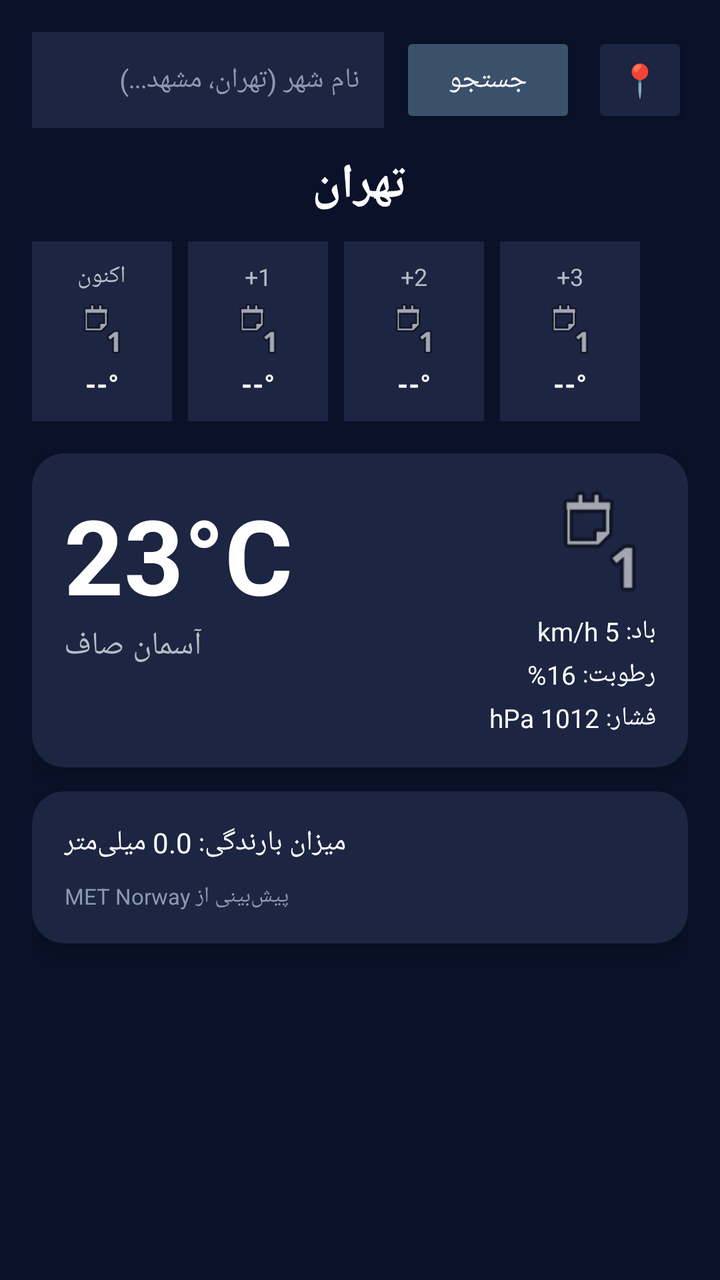
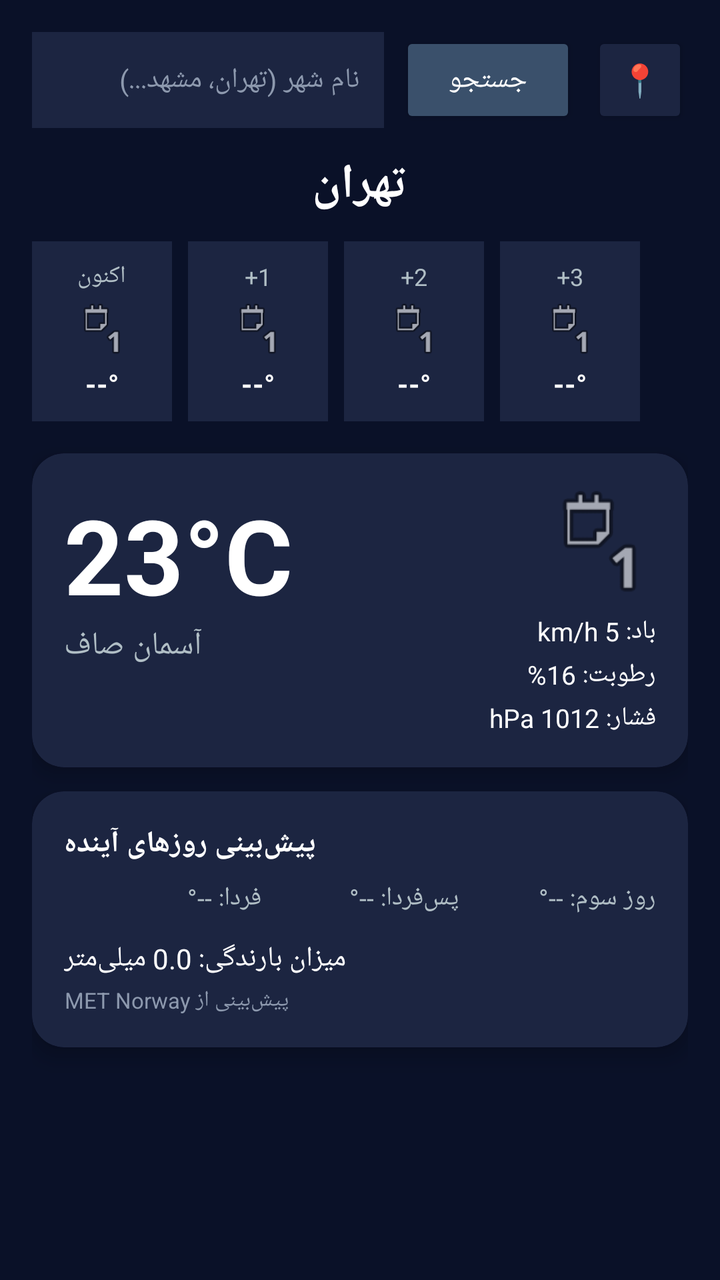

Screens rendered from an Android XML layout before and after an edit, with the pre-edit source and the edit as a unified diff.
<!-- AndroidManifest.xml: application theme Theme.AppCompat.Light.NoActionBar -->
<!-- res/layout/activity_main.xml -->
<?xml version="1.0" encoding="utf-8"?>
<RelativeLayout xmlns:android="http://schemas.android.com/apk/res/android"
    xmlns:app="http://schemas.android.com/apk/res-auto"
    android:id="@+id/rootLayout"
    android:layout_width="match_parent"
    android:layout_height="match_parent"
    android:background="#0A1128"
    android:padding="16dp">

    
    <LinearLayout
        android:id="@+id/searchLayout"
        android:layout_width="match_parent"
        android:layout_height="wrap_content"
        android:orientation="horizontal"
        android:layout_marginBottom="12dp"
        android:gravity="center_vertical">

        <EditText
            android:id="@+id/etSearchCity"
            android:layout_width="0dp"
            android:layout_height="48dp"
            android:layout_weight="1"
            android:background="#1C2541"
            android:hint="نام شهر (تهران، مشهد...)"
            android:textColor="#FFFFFF"
            android:textColorHint="#8D99AE"
            android:paddingHorizontal="12dp"
            android:textSize="14sp" />

        <Button
            android:id="@+id/btnSearch"
            android:layout_width="wrap_content"
            android:layout_height="48dp"
            android:layout_marginStart="8dp"
            android:backgroundTint="#3A506B"
            android:text="جستجو"
            android:textColor="#FFFFFF" />

        <Button
            android:id="@+id/btnGps"
            android:layout_width="48dp"
            android:layout_height="48dp"
            android:layout_marginStart="8dp"
            android:backgroundTint="#1C2541"
            android:text="📍"
            android:textColor="#FFFFFF"
            android:textSize="16sp" />
    </LinearLayout>

    <TextView
        android:id="@+id/tvCityName"
        android:layout_width="wrap_content"
        android:layout_height="wrap_content"
        android:layout_below="@id/searchLayout"
        android:layout_centerHorizontal="true"
        android:text="تهران"
        android:textColor="#FFFFFF"
        android:textSize="24sp"
        android:textStyle="bold" />

    
    <HorizontalScrollView
        android:id="@+id/hourlyScroll"
        android:layout_width="match_parent"
        android:layout_height="wrap_content"
        android:layout_below="@id/tvCityName"
        android:layout_marginTop="12dp"
        android:scrollbars="none">

        <LinearLayout
            android:layout_width="wrap_content"
            android:layout_height="wrap_content"
            android:orientation="horizontal">

            
            <LinearLayout
                android:layout_width="70dp"
                android:layout_height="90dp"
                android:background="#1C2541"
                android:orientation="vertical"
                android:gravity="center"
                android:layout_marginEnd="8dp"
                android:padding="8dp">
                <TextView android:id="@+id/tvHourlyTime1" android:layout_width="wrap_content" android:layout_height="wrap_content" android:text="اکنون" android:textColor="#B0BEC5" android:textSize="12sp"/>
                <ImageView android:id="@+id/ivHourlyIcon1" android:layout_width="28dp" android:layout_height="28dp" android:src="@android:drawable/ic_menu_day" android:layout_marginVertical="4dp"/>
                <TextView android:id="@+id/tvHourlyTemp1" android:layout_width="wrap_content" android:layout_height="wrap_content" android:text="--°" android:textColor="#FFFFFF" android:textSize="14sp" android:textStyle="bold"/>
            </LinearLayout>

            
            <LinearLayout
                android:layout_width="70dp"
                android:layout_height="90dp"
                android:background="#1C2541"
                android:orientation="vertical"
                android:gravity="center"
                android:layout_marginEnd="8dp"
                android:padding="8dp">
                <TextView android:id="@+id/tvHourlyTime2" android:layout_width="wrap_content" android:layout_height="wrap_content" android:text="+1" android:textColor="#B0BEC5" android:textSize="12sp"/>
                <ImageView android:id="@+id/ivHourlyIcon2" android:layout_width="28dp" android:layout_height="28dp" android:src="@android:drawable/ic_menu_day" android:layout_marginVertical="4dp"/>
                <TextView android:id="@+id/tvHourlyTemp2" android:layout_width="wrap_content" android:layout_height="wrap_content" android:text="--°" android:textColor="#FFFFFF" android:textSize="14sp" android:textStyle="bold"/>
            </LinearLayout>

            
            <LinearLayout
                android:layout_width="70dp"
                android:layout_height="90dp"
                android:background="#1C2541"
                android:orientation="vertical"
                android:gravity="center"
                android:layout_marginEnd="8dp"
                android:padding="8dp">
                <TextView android:id="@+id/tvHourlyTime3" android:layout_width="wrap_content" android:layout_height="wrap_content" android:text="+2" android:textColor="#B0BEC5" android:textSize="12sp"/>
                <ImageView android:id="@+id/ivHourlyIcon3" android:layout_width="28dp" android:layout_height="28dp" android:src="@android:drawable/ic_menu_day" android:layout_marginVertical="4dp"/>
                <TextView android:id="@+id/tvHourlyTemp3" android:layout_width="wrap_content" android:layout_height="wrap_content" android:text="--°" android:textColor="#FFFFFF" android:textSize="14sp" android:textStyle="bold"/>
            </LinearLayout>

            
            <LinearLayout
                android:layout_width="70dp"
                android:layout_height="90dp"
                android:background="#1C2541"
                android:orientation="vertical"
                android:gravity="center"
                android:layout_marginEnd="8dp"
                android:padding="8dp">
                <TextView android:id="@+id/tvHourlyTime4" android:layout_width="wrap_content" android:layout_height="wrap_content" android:text="+3" android:textColor="#B0BEC5" android:textSize="12sp"/>
                <ImageView android:id="@+id/ivHourlyIcon4" android:layout_width="28dp" android:layout_height="28dp" android:src="@android:drawable/ic_menu_day" android:layout_marginVertical="4dp"/>
                <TextView android:id="@+id/tvHourlyTemp4" android:layout_width="wrap_content" android:layout_height="wrap_content" android:text="--°" android:textColor="#FFFFFF" android:textSize="14sp" android:textStyle="bold"/>
            </LinearLayout>
        </LinearLayout>
    </HorizontalScrollView>

    
    <androidx.cardview.widget.CardView
        android:id="@+id/cardMain"
        android:layout_width="match_parent"
        android:layout_height="wrap_content"
        android:layout_below="@id/hourlyScroll"
        android:layout_marginTop="16dp"
        app:cardBackgroundColor="#1C2541"
        app:cardCornerRadius="16dp"
        app:cardElevation="6dp">

        <RelativeLayout
            android:layout_width="match_parent"
            android:layout_height="wrap_content"
            android:padding="16dp">

            <TextView
                android:id="@+id/tvTemp"
                android:layout_width="wrap_content"
                android:layout_height="wrap_content"
                android:text="23°C"
                android:textColor="#FFFFFF"
                android:textSize="52sp"
                android:textStyle="bold" />

            <TextView
                android:id="@+id/tvCondition"
                android:layout_width="wrap_content"
                android:layout_height="wrap_content"
                android:layout_below="@id/tvTemp"
                android:text="آسمان صاف"
                android:textColor="#B0BEC5"
                android:textSize="16sp" />

            
            <ImageView
                android:id="@+id/ivMainConditionIcon"
                android:layout_width="56dp"
                android:layout_height="56dp"
                android:layout_alignParentTop="true"
                android:layout_alignParentEnd="true"
                android:src="@android:drawable/ic_menu_day" />

            <LinearLayout
                android:layout_width="wrap_content"
                android:layout_height="wrap_content"
                android:layout_below="@id/ivMainConditionIcon"
                android:layout_alignParentEnd="true"
                android:layout_marginTop="8dp"
                android:gravity="end"
                android:orientation="vertical">

                <TextView
                    android:id="@+id/tvWindSpeed"
                    android:layout_width="wrap_content"
                    android:layout_height="wrap_content"
                    android:text="باد: 5 km/h"
                    android:textColor="#FFFFFF"
                    android:textSize="13sp" />

                <TextView
                    android:id="@+id/tvHumidity"
                    android:layout_width="wrap_content"
                    android:layout_height="wrap_content"
                    android:layout_marginTop="4dp"
                    android:text="رطوبت: 16%"
                    android:textColor="#FFFFFF"
                    android:textSize="13sp" />

                <TextView
                    android:id="@+id/tvPressure"
                    android:layout_width="wrap_content"
                    android:layout_height="wrap_content"
                    android:layout_marginTop="4dp"
                    android:text="فشار: 1012 hPa"
                    android:textColor="#FFFFFF"
                    android:textSize="13sp" />
            </LinearLayout>
        </RelativeLayout>
    </androidx.cardview.widget.CardView>

    
    <androidx.cardview.widget.CardView
        android:layout_width="match_parent"
        android:layout_height="wrap_content"
        android:layout_below="@id/cardMain"
        android:layout_marginTop="12dp"
        app:cardBackgroundColor="#1C2541"
        app:cardCornerRadius="16dp"
        app:cardElevation="6dp">

        <LinearLayout
            android:layout_width="match_parent"
            android:layout_height="wrap_content"
            android:orientation="vertical"
            android:padding="16dp">

            <TextView
                android:id="@+id/tvRainfall"
                android:layout_width="wrap_content"
                android:layout_height="wrap_content"
                android:text="میزان بارندگی: 0.0 میلی‌متر"
                android:textColor="#FFFFFF"
                android:textSize="14sp"
                android:layout_marginBottom="6dp"/>

            <TextView
                android:id="@+id/tvDataSource"
                android:layout_width="wrap_content"
                android:layout_height="wrap_content"
                android:layout_marginTop="4dp"
                android:text="پیش‌بینی از MET Norway"
                android:textColor="#8D99AE"
                android:textSize="11sp" />
        </LinearLayout>
    </androidx.cardview.widget.CardView>

</RelativeLayout>
<!-- resources referenced by this layout -->
<resources>

</resources>

<!-- the commit's change to res/layout/activity_main.xml (unified diff, before → after) -->
@@ -229,19 +229,62 @@
             android:padding="16dp">
 
             <TextView
+                android:layout_width="wrap_content"
+                android:layout_height="wrap_content"
+                android:text="پیش‌بینی روزهای آینده"
+                android:textColor="#FFFFFF"
+                android:textSize="15sp"
+                android:textStyle="bold"
+                android:layout_marginBottom="8dp"/>
+
+            <LinearLayout
+                android:layout_width="match_parent"
+                android:layout_height="wrap_content"
+                android:orientation="horizontal"
+                android:weightSum="3">
+
+                <TextView
+                    android:id="@+id/tvDay1"
+                    android:layout_width="0dp"
+                    android:layout_height="wrap_content"
+                    android:layout_weight="1"
+                    android:text="فردا: --°"
+                    android:textColor="#B0BEC5"
+                    android:textSize="13sp" />
+
+                <TextView
+                    android:id="@+id/tvDay2"
+                    android:layout_width="0dp"
+                    android:layout_height="wrap_content"
+                    android:layout_weight="1"
+                    android:text="پس‌فردا: --°"
+                    android:textColor="#B0BEC5"
+                    android:textSize="13sp" />
+
+                <TextView
+                    android:id="@+id/tvDay3"
+                    android:layout_width="0dp"
+                    android:layout_height="wrap_content"
+                    android:layout_weight="1"
+                    android:text="روز سوم: --°"
+                    android:textColor="#B0BEC5"
+                    android:textSize="13sp" />
+            </LinearLayout>
+
+            <TextView
                 android:id="@+id/tvRainfall"
                 android:layout_width="wrap_content"
                 android:layout_height="wrap_content"
                 android:text="میزان بارندگی: 0.0 میلی‌متر"
                 android:textColor="#FFFFFF"
                 android:textSize="14sp"
-                android:layout_marginBottom="6dp"/>
+                android:layout_marginTop="12dp"
+                android:layout_marginBottom="4dp"/>
 
             <TextView
                 android:id="@+id/tvDataSource"
                 android:layout_width="wrap_content"
                 android:layout_height="wrap_content"
-                android:layout_marginTop="4dp"
                 android:text="پیش‌بینی از MET Norway"
                 android:textColor="#8D99AE"
                 android:textSize="11sp" />
